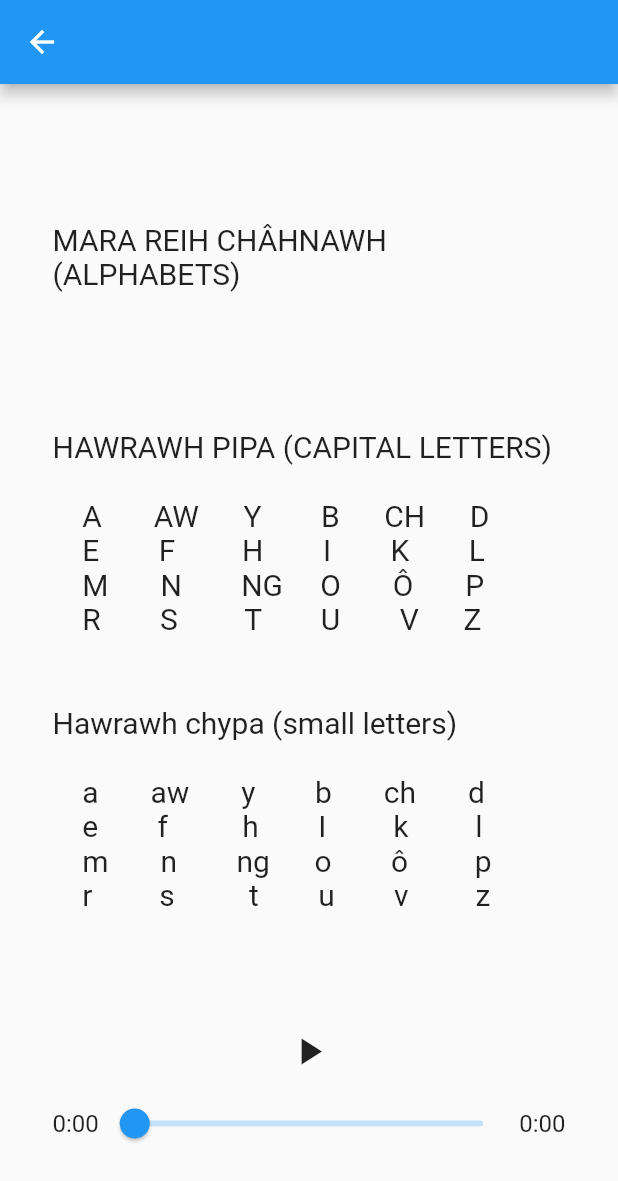
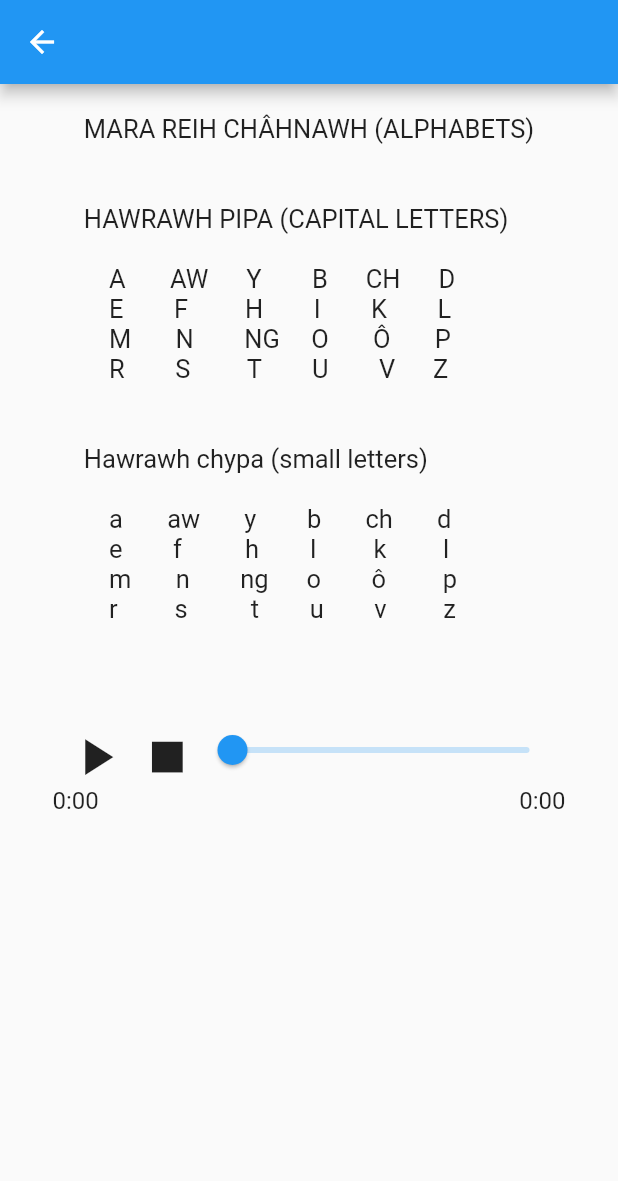
Before and after one commit to stevenfachhai/mara_rei_achuna, a Flutter app: the screen it shows after launch, after a tap on "1. Mara reih châhnawh (alphabet)", on a phone screen of 412 x 824 dp. Shown: the top 1181 px of the screen. Run offline on Flutter 3.47's test engine with Material 2 defaults, Android fonts, the phone set to English and light mode, and no system bars; our stand-ins replace just_audio.

Commit message:
add new word

```diff
--- a/lib/content/topic_list.dart
+++ b/lib/content/topic_list.dart
@@ -6,5 +6,4 @@ const topicList = [
   '5. Kô,thla,hâta nata nohzy',
   '6. Marapa râh liata râhsa ypazy',
   '7. Nubyh reina dah',
-  '8. Srory',
 ];
--- a/lib/screen/chapter_screen.dart
+++ b/lib/screen/chapter_screen.dart
@@ -24,6 +24,12 @@ class _ChapterScreenState extends State<ChapterScreen> {
   @override
   void initState() {
     super.initState();
+    initializeAudio();
+  }
+
+  Future<void> initializeAudio() async {
+    await _audioPlayer.setAsset(audioBlock[widget.titleNumber] ?? '');
+
     _audioPlayer.durationStream.listen((duration) {
       setState(() {
         _audioDuration = duration!;
@@ -35,27 +41,36 @@ class _ChapterScreenState extends State<ChapterScreen> {
         _position = position;
       });
     });
+
+    _audioPlayer.playerStateStream.listen((playerState) {
+      setState(() {
+        _isPlaying = playerState.playing;
+      });
+    });
   }
 
   @override
   void dispose() {
+    _audioPlayer.dispose();
     super.dispose();
-    _audioPlayer.dispose();
   }
 
-  Future<void> playAudio(String audio) async {
-    await _audioPlayer.setAsset(audio);
+  Future<void> playAudio() async {
+    if (_isPlaying) {
+      await _audioPlayer.pause();
+    } else {
       await _audioPlayer.play();
-    setState(() {
-      _isPlaying = true;
-    });
+    }
   }
 
-  Future<void> pauseAudio() async {
-    await _audioPlayer.pause();
-    setState(() {
-      _isPlaying = false;
-    });
+  Future<void> stopAudio() async {
+    await _audioPlayer.stop();
+  }
+
+  String formatDuration(Duration duration) {
+    final minutes = duration.inMinutes;
+    final seconds = duration.inSeconds.remainder(60).toString().padLeft(2, '0');
+    return '$minutes:$seconds';
   }
 
   @override
@@ -65,7 +80,12 @@ class _ChapterScreenState extends State<ChapterScreen> {
 
     return Scaffold(
       appBar: AppBar(),
-      body: SingleChildScrollView(
+      body: LayoutBuilder(
+        builder: (context, constraints) {
+          final screenWidth = constraints.maxWidth;
+          final screenHeight = constraints.maxHeight;
+
+          return SingleChildScrollView(
             child: Container(
               width: double.infinity,
               margin: const EdgeInsets.symmetric(horizontal: 35),
@@ -73,32 +93,23 @@ class _ChapterScreenState extends State<ChapterScreen> {
                 children: [
                   Text(
                     block,
-                style: const TextStyle(fontSize: 20),
+                    style: const TextStyle(fontSize: 17),
                   ),
                   Row(
-                mainAxisAlignment: MainAxisAlignment.center,
                     children: [
                       IconButton(
                         icon: Icon(
                           _isPlaying ? Icons.pause : Icons.play_arrow,
-                      size: 30,
+                          size: screenWidth * 0.1,
                         ),
-                    onPressed: () {
-                      if (_isPlaying) {
-                        pauseAudio();
-                      } else {
-                        playAudio(audio);
-                      }
-                    },
+                        onPressed: playAudio,
                       ),
-                ],
+                      IconButton(
+                        icon: Icon(
+                          Icons.stop,
+                          size: screenWidth * 0.1,
                         ),
-              Row(
-                mainAxisAlignment: MainAxisAlignment.center,
-                children: [
-                  Text(
-                    formatDuration(_position),
-                    style: const TextStyle(fontSize: 16),
+                        onPressed: stopAudio,
                       ),
                       Expanded(
                         child: Slider(
@@ -106,10 +117,20 @@ class _ChapterScreenState extends State<ChapterScreen> {
                           min: 0,
                           max: _audioDuration.inSeconds.toDouble(),
                           onChanged: (value) {
-                        final newPosition = Duration(seconds: value.toInt());
+                            final newPosition =
+                                Duration(seconds: value.toInt());
                             _audioPlayer.seek(newPosition);
                           },
                         ),
+                      ),
+                    ],
+                  ),
+                  Row(
+                    mainAxisAlignment: MainAxisAlignment.spaceBetween,
+                    children: [
+                      Text(
+                        formatDuration(_position),
+                        style: const TextStyle(fontSize: 16),
                       ),
                       Text(
                         formatDuration(_audioDuration),
@@ -120,13 +141,9 @@ class _ChapterScreenState extends State<ChapterScreen> {
                 ],
               ),
             ),
+          );
+        },
       ),
     );
   }
-
-  String formatDuration(Duration duration) {
-    final minutes = duration.inMinutes;
-    final seconds = duration.inSeconds.remainder(60).toString().padLeft(2, '0');
-    return '$minutes:$seconds';
 }
-}
--- a/lib/screen/topic_screen.dart
+++ b/lib/screen/topic_screen.dart
@@ -1,6 +1,5 @@
 import 'package:flutter/material.dart';
 import 'package:mara_rei_achuna/screen/chapter_screen.dart';
-import 'package:mara_rei_achuna/screen/story_screen.dart';
 import 'package:mara_rei_achuna/content/topic_list.dart';
 
 class TopicScreen extends StatelessWidget {
@@ -24,18 +23,6 @@ class TopicScreen extends StatelessWidget {
                     style: const TextStyle(fontSize: 17),
                   ),
                   onTap: () {
-                    if (index == 7) {
-                      // Check if index is 8
-                      print(index + 1); // Print index for StoryScreen
-                      Navigator.push(
-                        context,
-                        MaterialPageRoute(
-                          builder: (context) => StoryScreen(
-                            storyNumber: index + 1,
-                          ),
-                        ),
-                      );
-                    } else {
                     print(index + 1); // Print index for ChapterScreen
                     Navigator.push(
                       context,
@@ -45,7 +32,6 @@ class TopicScreen extends StatelessWidget {
                         ),
                       ),
                     );
-                    }
                   },
                 ),
               );
```
Also changed, not shown: lib/content/chapter_block.dart (+23 -29 lines), lib/screen/story_screen.dart (deleted, +0 -17 lines), pubspec.yaml (+7 -7 lines). Lines whose indentation alone changed are shown as unchanged.
